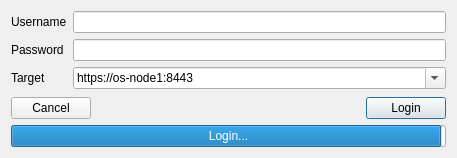
This is logindialog.ui in reinhardt-s/oc-guy as Qt 5 draws it before an edit. The edited form follows.
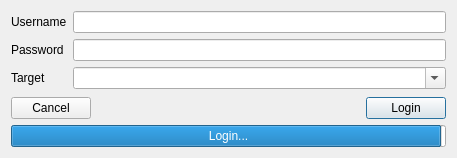
This is the edited form.

Patch:
```diff
--- a/logindialog.ui
+++ b/logindialog.ui
@@ -58,13 +58,8 @@
           <bool>true</bool>
          </property>
          <property name="currentText">
-          <string>https://os-node1:8443</string>
+          <string/>
          </property>
-         <item>
-          <property name="text">
-           <string>https://os-node1:8443</string>
-          </property>
-         </item>
         </widget>
        </item>
       </layout>
```
